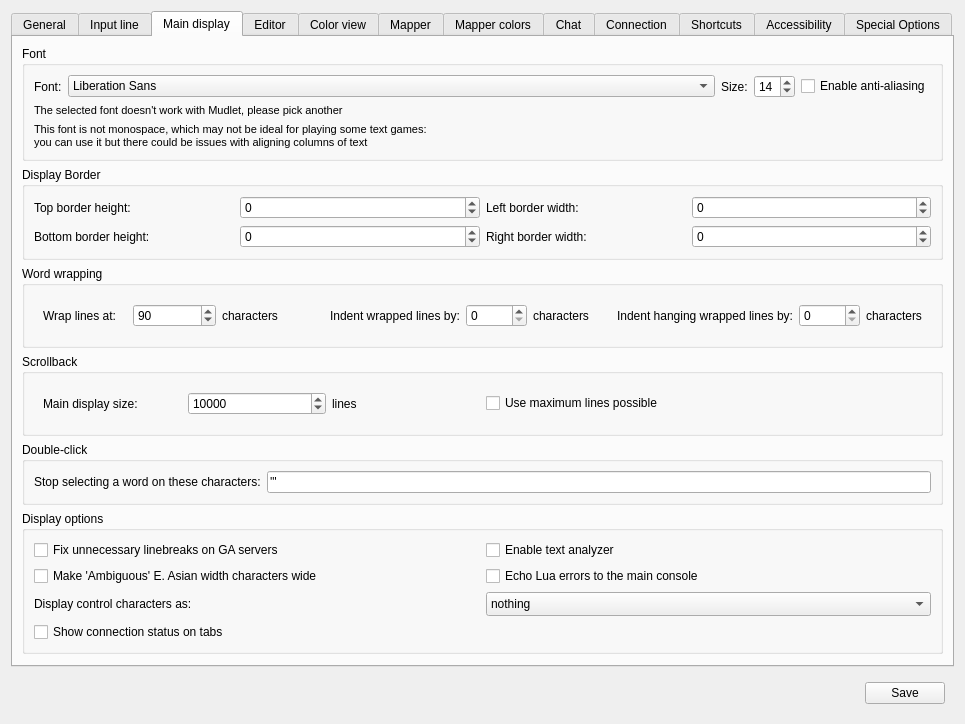
First picture: the form in src/ui/profile_preferences.ui, repository Mudlet/Mudlet, before the edit.
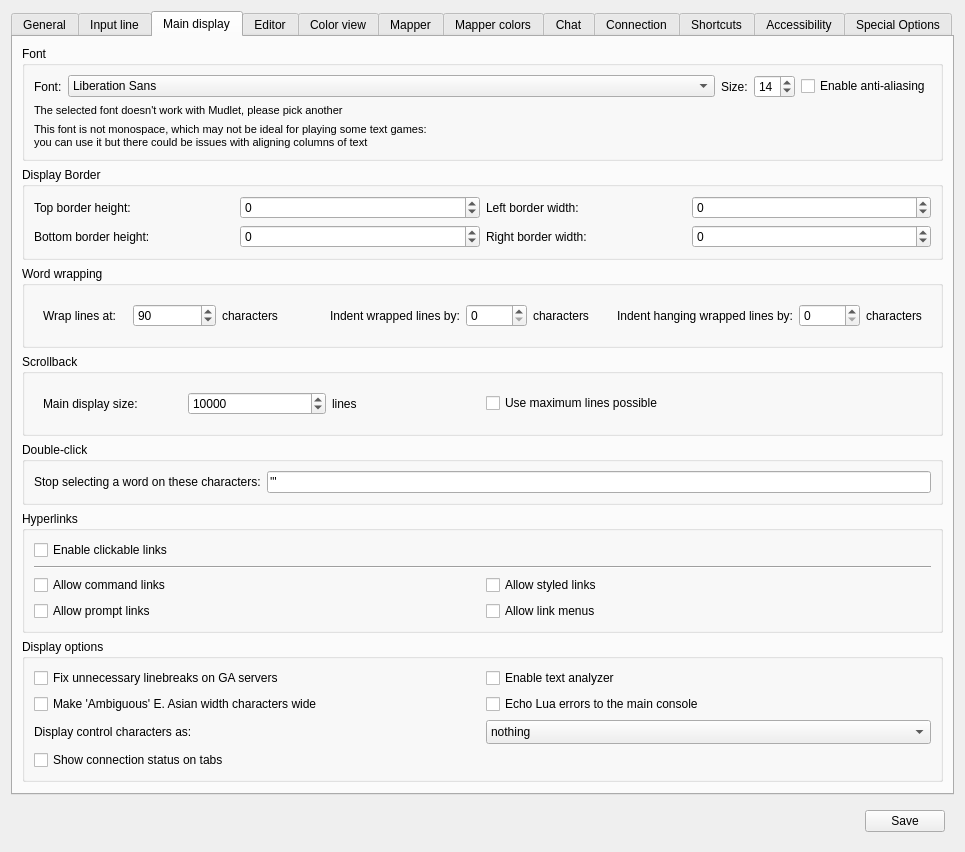
Second picture: the form after the edit. Icons and pictures are not drawn. Custom widgets are drawn as their Qt base class.

Commit message: Add: Profile preferences UI controls for OSC 8 hyperlink feature flags

What changed in the file:
```diff
--- a/src/ui/profile_preferences.ui
+++ b/src/ui/profile_preferences.ui
@@ -1354,6 +1354,72 @@
          </layout>
         </widget>
        </item>
+       <item>
+        <widget class="QGroupBox" name="groupBox_hyperlinks">
+         <property name="title">
+          <string>Hyperlinks</string>
+         </property>
+         <layout class="QGridLayout" name="gridLayout_groupBox_hyperlinks">
+          <item row="0" column="0" colspan="2">
+           <widget class="QCheckBox" name="checkBox_supportOSCHyperlinks">
+            <property name="toolTip">
+             <string>&lt;p&gt;Enable clickable links in game text. Uncheck to disable all hyperlink features.&lt;/p&gt;</string>
+            </property>
+            <property name="text">
+             <string>Enable clickable links</string>
+            </property>
+           </widget>
+          </item>
+          <item row="1" column="0" colspan="2">
+           <widget class="Line" name="line_hyperlinksSeparator">
+            <property name="orientation">
+             <enum>Qt::Orientation::Horizontal</enum>
+            </property>
+           </widget>
+          </item>
+          <item row="2" column="0">
+           <widget class="QCheckBox" name="checkBox_supportOSCHyperlinksSend">
+            <property name="toolTip">
+             <string>&lt;p&gt;Allow links that send commands when clicked.&lt;/p&gt;</string>
+            </property>
+            <property name="text">
+             <string>Allow command links</string>
+            </property>
+           </widget>
+          </item>
+          <item row="2" column="1">
+           <widget class="QCheckBox" name="checkBox_supportOSCHyperlinksStyle">
+            <property name="toolTip">
+             <string>&lt;p&gt;Allow links to have custom colors and styling.&lt;/p&gt;</string>
+            </property>
+            <property name="text">
+             <string>Allow styled links</string>
+            </property>
+           </widget>
+          </item>
+          <item row="3" column="0">
+           <widget class="QCheckBox" name="checkBox_supportOSCHyperlinksPrompt">
+            <property name="toolTip">
+             <string>&lt;p&gt;Allow links that fill the command line when clicked.&lt;/p&gt;</string>
+            </property>
+            <property name="text">
+             <string>Allow prompt links</string>
+            </property>
+           </widget>
+          </item>
+          <item row="3" column="1">
+           <widget class="QCheckBox" name="checkBox_supportOSCHyperlinksMenu">
+            <property name="toolTip">
+             <string>&lt;p&gt;Allow links with right-click menus.&lt;/p&gt;</string>
+            </property>
+            <property name="text">
+             <string>Allow link menus</string>
+            </property>
+           </widget>
+          </item>
+         </layout>
+        </widget>
+       </item>
        <item>
         <widget class="QGroupBox" name="groupBox_displayOptions">
          <property name="title">
```
Left out of the diff: 5 changed lines with no effect on the pictures. The commit also changes 3 other files.
